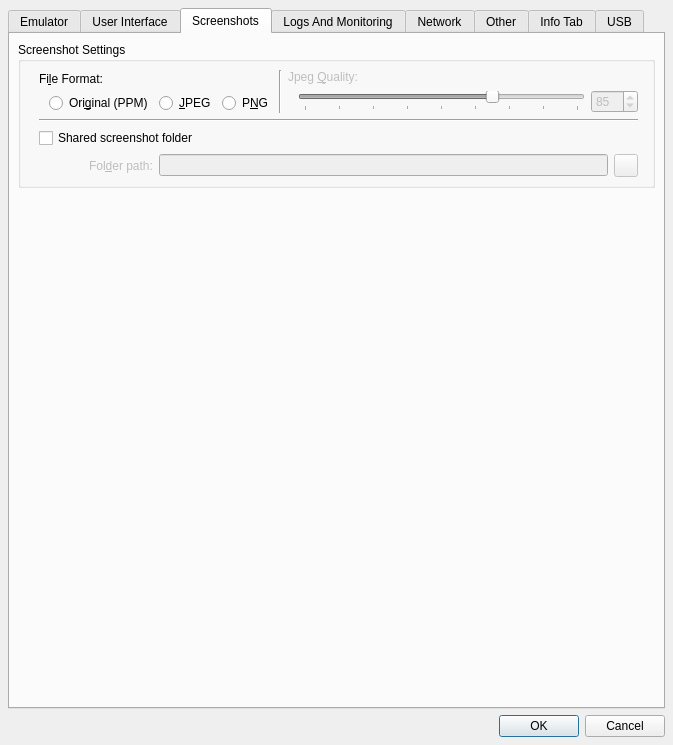
First picture: the form in src/Advanced_Settings_Window.ui, repository tobimensch/aqemu, before the edit.
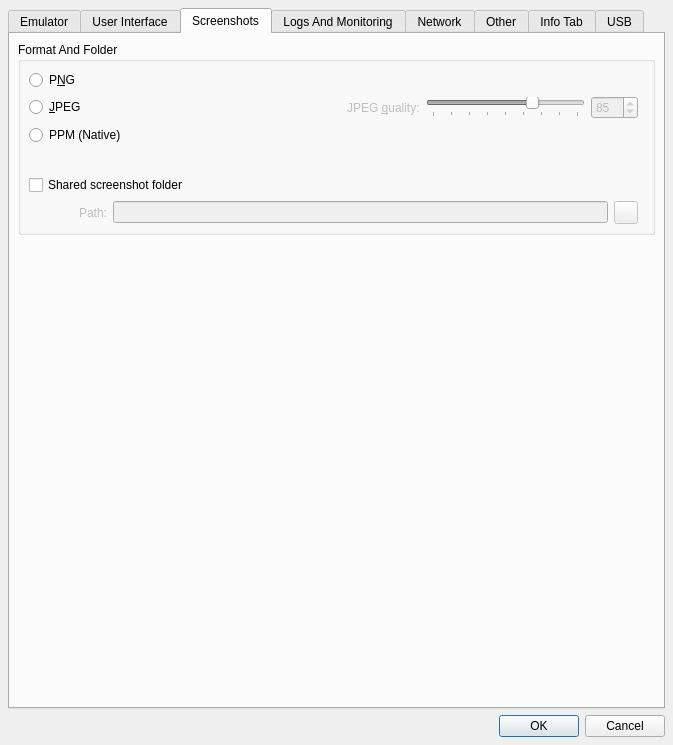
Second picture: the form after the edit. The open tabs and pages were chosen to show the change. Icons and pictures are not drawn. Custom widgets are drawn as their Qt base class.

Commit message: Visual fine tuning of screenshot configuration.

```diff
--- a/src/Advanced_Settings_Window.ui
+++ b/src/Advanced_Settings_Window.ui
@@ -669,80 +669,67 @@
        <item row="0" column="0">
         <widget class="QGroupBox" name="groupBox_screenshot">
          <property name="title">
-          <string>Screenshot Settings</string>
+          <string>Format And Folder</string>
          </property>
-         <layout class="QHBoxLayout" name="horizontalLayout_5">
-          <item>
-           <layout class="QVBoxLayout" name="verticalLayout_15">
-            <property name="leftMargin">
-             <number>10</number>
+         <layout class="QGridLayout" name="gridLayout_14">
+          <item row="1" column="0">
+           <spacer name="verticalSpacer_4">
+            <property name="orientation">
+             <enum>Qt::Vertical</enum>
             </property>
-            <item>
-             <layout class="QHBoxLayout" name="horizontalLayout_23">
-              <item>
-               <layout class="QVBoxLayout" name="verticalLayout_12">
-                <item>
-                 <widget class="QLabel" name="Label_Screenshot_Save_Format">
-                  <property name="sizePolicy">
-                   <sizepolicy hsizetype="Maximum" vsizetype="Preferred">
-                    <horstretch>0</horstretch>
-                    <verstretch>0</verstretch>
-                   </sizepolicy>
-                  </property>
-                  <property name="text">
-                   <string>Fi&amp;le Format:</string>
-                  </property>
-                  <property name="buddy">
-                   <cstring>RB_Format_PPM</cstring>
-                  </property>
-                 </widget>
-                </item>
-                <item>
-                 <layout class="QHBoxLayout" name="horizontalLayout_21">
-                  <property name="leftMargin">
-                   <number>10</number>
-                  </property>
-                  <item>
-                   <widget class="QRadioButton" name="RB_Format_PPM">
-                    <property name="text">
-                     <string>Ori&amp;ginal (PPM)</string>
-                    </property>
-                   </widget>
-                  </item>
-                  <item>
-                   <widget class="QRadioButton" name="RB_Format_Jpeg">
-                    <property name="text">
-                     <string>&amp;JPEG</string>
-                    </property>
-                   </widget>
-                  </item>
-                  <item>
+            <property name="sizeType">
+             <enum>QSizePolicy::Fixed</enum>
+            </property>
+            <property name="sizeHint" stdset="0">
+             <size>
+              <width>20</width>
+              <height>24</height>
+             </size>
+            </property>
+           </spacer>
+          </item>
+          <item row="0" column="1">
+           <widget class="Line" name="line_23">
+            <property name="orientation">
+             <enum>Qt::Horizontal</enum>
+            </property>
+           </widget>
+          </item>
+          <item row="0" column="0">
+           <layout class="QGridLayout" name="gridLayout_13" columnstretch="1,1">
+            <item row="0" column="0">
                    <widget class="QRadioButton" name="RB_Format_PNG">
                     <property name="text">
                      <string>P&amp;NG</string>
                     </property>
                    </widget>
                   </item>
-                 </layout>
-                </item>
-               </layout>
-              </item>
-              <item>
-               <widget class="Line" name="line_20">
-                <property name="orientation">
-                 <enum>Qt::Vertical</enum>
+            <item row="1" column="0">
+             <widget class="QRadioButton" name="RB_Format_Jpeg">
+              <property name="text">
+               <string>&amp;JPEG</string>
+              </property>
+             </widget>
+            </item>
+            <item row="2" column="0">
+             <widget class="QRadioButton" name="RB_Format_PPM">
+              <property name="text">
+               <string>PPM (Native)</string>
                 </property>
                </widget>
               </item>
-              <item>
-               <layout class="QVBoxLayout" name="verticalLayout_14">
+            <item row="1" column="1">
+             <layout class="QHBoxLayout" name="horizontalLayout_22">
+              <property name="leftMargin">
+               <number>10</number>
+              </property>
                 <item>
                  <widget class="QLabel" name="Label_Jpeg_Quality">
                   <property name="enabled">
                    <bool>false</bool>
                   </property>
                   <property name="text">
-                   <string>Jpeg &amp;Quality:</string>
+                 <string>JPEG &amp;quality:</string>
                   </property>
                   <property name="buddy">
                    <cstring>SB_Jpeg_Quality</cstring>
@@ -750,11 +737,6 @@
                  </widget>
                 </item>
                 <item>
-                 <layout class="QHBoxLayout" name="horizontalLayout_22">
-                  <property name="leftMargin">
-                   <number>10</number>
-                  </property>
-                  <item>
                    <widget class="QSlider" name="HS_Jpeg_Quality">
                     <property name="enabled">
                      <bool>false</bool>
@@ -802,16 +784,7 @@
                 </item>
                </layout>
               </item>
-             </layout>
-            </item>
-            <item>
-             <widget class="Line" name="line_26">
-              <property name="orientation">
-               <enum>Qt::Horizontal</enum>
-              </property>
-             </widget>
-            </item>
-            <item>
+          <item row="2" column="0">
              <layout class="QVBoxLayout" name="verticalLayout_13">
               <item>
                <widget class="QCheckBox" name="CH_Screenshot_Folder">
@@ -853,7 +826,7 @@
                    <bool>false</bool>
                   </property>
                   <property name="text">
-                   <string>Fol&amp;der path:</string>
+                 <string>Path:</string>
                   </property>
                   <property name="buddy">
                    <cstring>Edit_Screenshot_Folder</cstring>
@@ -884,15 +857,6 @@
                </layout>
               </item>
              </layout>
-            </item>
-           </layout>
-          </item>
-          <item>
-           <widget class="Line" name="line_23">
-            <property name="orientation">
-             <enum>Qt::Horizontal</enum>
-            </property>
-           </widget>
           </item>
          </layout>
         </widget>
```
Left out of the diff: 2 changed lines with no effect on the pictures. Lines whose indentation alone changed are shown as unchanged. The commit also changes 1 other file.
